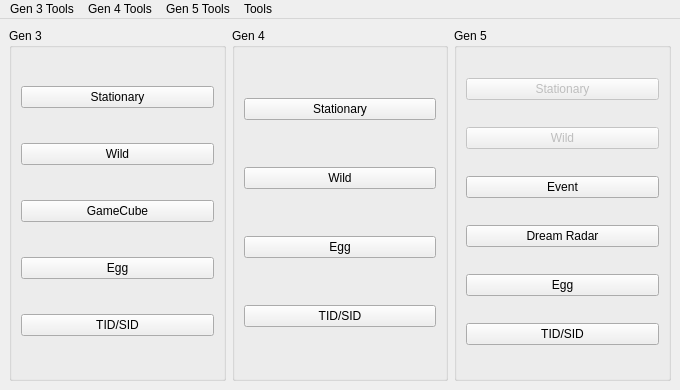
The window that Source/Forms/MainWindow.ui (Admiral-Fish/PokeFinder) describes before a commit, drawn with Qt 5.
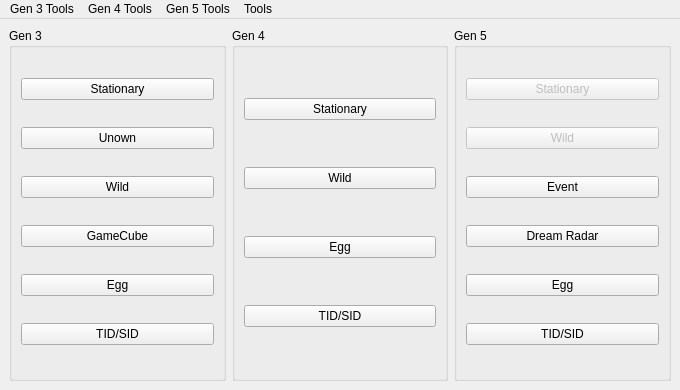
The same window after the commit. Icons and pictures are not drawn.

Commit message: Add Unown Finder

```diff
--- a/Source/Forms/MainWindow.ui
+++ b/Source/Forms/MainWindow.ui
@@ -27,36 +27,43 @@
       <property name="title">
        <string>Gen 3</string>
       </property>
-      <layout class="QGridLayout" name="gridLayout_2">
-       <item row="0" column="0">
+      <layout class="QVBoxLayout" name="verticalLayout">
+       <item>
         <widget class="QPushButton" name="pushButtonStationary3">
          <property name="text">
           <string>Stationary</string>
          </property>
         </widget>
        </item>
-       <item row="1" column="0">
+       <item>
+        <widget class="QPushButton" name="pushButtonUnown3">
+         <property name="text">
+          <string>Unown</string>
+         </property>
+        </widget>
+       </item>
+       <item>
         <widget class="QPushButton" name="pushButtonWild3">
          <property name="text">
           <string>Wild</string>
          </property>
         </widget>
        </item>
-       <item row="2" column="0">
+       <item>
         <widget class="QPushButton" name="pushButtonGameCube">
          <property name="text">
           <string>GameCube</string>
          </property>
         </widget>
        </item>
-       <item row="3" column="0">
+       <item>
         <widget class="QPushButton" name="pushButtonEgg3">
          <property name="text">
           <string>Egg</string>
          </property>
         </widget>
        </item>
-       <item row="4" column="0">
+       <item>
         <widget class="QPushButton" name="pushButtonIDs3">
          <property name="text">
           <string>TID/SID</string>
```
Left out of the diff: 5 changed lines with no effect on the pictures. The commit also changes 20 other files.
